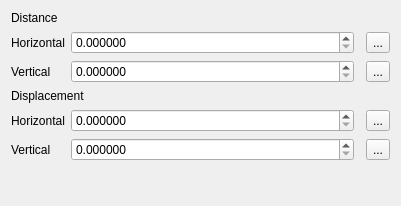
qgis/QGIS, file src/ui/symbollayer/widget_pointpatternfill.ui: the form before one commit.
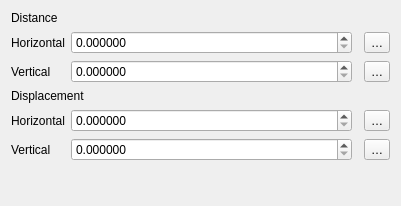
The form after the commit. Custom widgets are drawn as their Qt base class.

Diff of the .ui file:
```diff
--- a/src/ui/symbollayer/widget_pointpatternfill.ui
+++ b/src/ui/symbollayer/widget_pointpatternfill.ui
@@ -74,7 +74,7 @@
    <item row="2" column="2">
     <widget class="QgsPropertyOverrideButton" name="mVerticalDistanceDDBtn">
      <property name="text">
-      <string>...</string>
+      <string>…</string>
      </property>
     </widget>
    </item>
@@ -124,7 +124,7 @@
    <item row="1" column="2">
     <widget class="QgsPropertyOverrideButton" name="mHorizontalDistanceDDBtn">
      <property name="text">
-      <string>...</string>
+      <string>…</string>
      </property>
     </widget>
    </item>
@@ -174,7 +174,7 @@
    <item row="4" column="2">
     <widget class="QgsPropertyOverrideButton" name="mHorizontalDisplacementDDBtn">
      <property name="text">
-      <string>...</string>
+      <string>…</string>
      </property>
     </widget>
    </item>
@@ -217,7 +217,7 @@
    <item row="5" column="2">
     <widget class="QgsPropertyOverrideButton" name="mVerticalDisplacementDDBtn">
      <property name="text">
-      <string>...</string>
+      <string>…</string>
      </property>
     </widget>
    </item>
```
